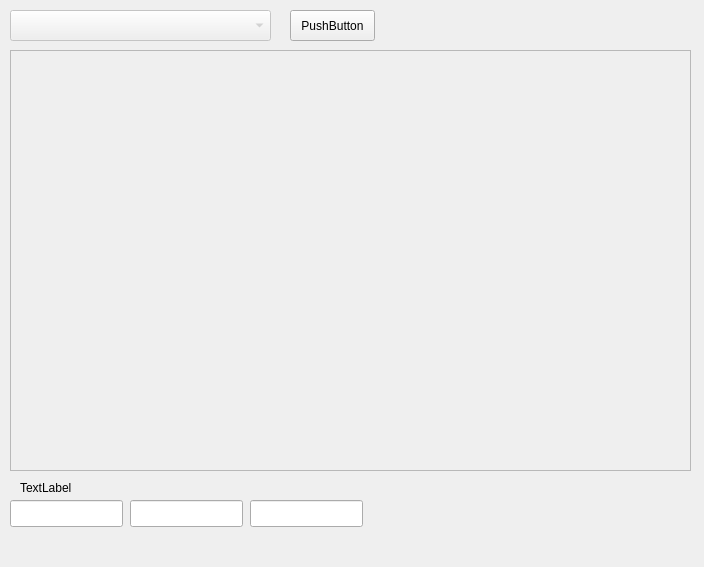
Above: mainwindow.ui from fordream/diplomio before the change. Below: the same form after it.
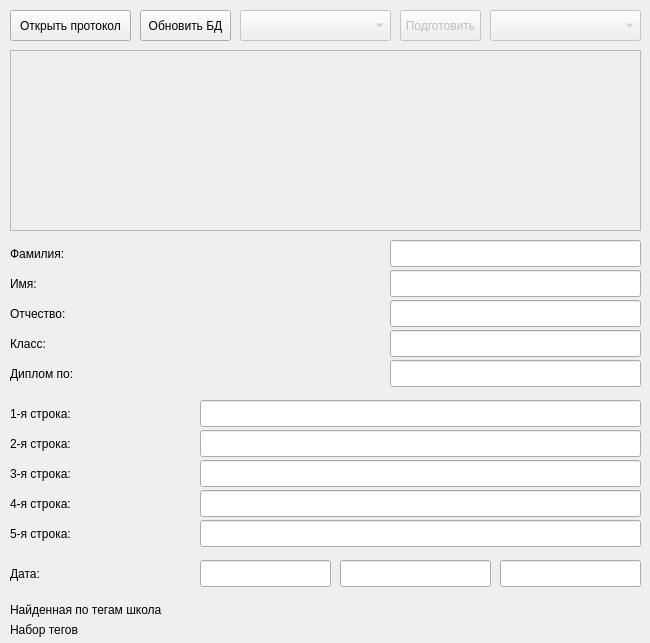
That is the form after the change.

What changed in the file:
```diff
--- a/mainwindow.ui
+++ b/mainwindow.ui
@@ -6,8 +6,8 @@
    <rect>
     <x>0</x>
     <y>0</y>
-    <width>704</width>
-    <height>567</height>
+    <width>650</width>
+    <height>643</height>
    </rect>
   </property>
   <property name="windowTitle">
@@ -20,23 +20,13 @@
     </property>
     <property name="geometry">
      <rect>
-      <x>10</x>
+      <x>240</x>
       <y>10</y>
-      <width>261</width>
+      <width>151</width>
       <height>31</height>
      </rect>
     </property>
    </widget>
-   <widget class="QLineEdit" name="lineEdit_3">
-    <property name="geometry">
-     <rect>
-      <x>250</x>
-      <y>500</y>
-      <width>113</width>
-      <height>27</height>
-     </rect>
-    </property>
-   </widget>
    <widget class="QListWidget" name="listWidget">
     <property name="enabled">
      <bool>false</bool>
@@ -45,55 +35,402 @@
      <rect>
       <x>10</x>
       <y>50</y>
-      <width>681</width>
-      <height>421</height>
+      <width>631</width>
+      <height>181</height>
      </rect>
     </property>
    </widget>
    <widget class="QPushButton" name="pushButton">
     <property name="geometry">
      <rect>
-      <x>290</x>
+      <x>10</x>
       <y>10</y>
-      <width>85</width>
+      <width>121</width>
       <height>31</height>
      </rect>
     </property>
     <property name="text">
-     <string>PushButton</string>
-    </property>
-   </widget>
-   <widget class="QLineEdit" name="lineEdit">
-    <property name="geometry">
-     <rect>
-      <x>10</x>
-      <y>500</y>
-      <width>113</width>
-      <height>27</height>
-     </rect>
-    </property>
-   </widget>
-   <widget class="QLineEdit" name="lineEdit_2">
-    <property name="geometry">
-     <rect>
-      <x>130</x>
-      <y>500</y>
-      <width>113</width>
-      <height>27</height>
-     </rect>
+     <string>Открыть протокол</string>
     </property>
    </widget>
    <widget class="QLabel" name="label">
     <property name="geometry">
      <rect>
-      <x>20</x>
-      <y>480</y>
-      <width>581</width>
-      <height>16</height>
+      <x>10</x>
+      <y>620</y>
+      <width>481</width>
+      <height>20</height>
      </rect>
     </property>
     <property name="text">
-     <string>TextLabel</string>
+     <string>Набор тегов</string>
+    </property>
+   </widget>
+   <widget class="QLabel" name="label_2">
+    <property name="geometry">
+     <rect>
+      <x>10</x>
+      <y>600</y>
+      <width>481</width>
+      <height>20</height>
+     </rect>
+    </property>
+    <property name="text">
+     <string>Найденная по тегам школа</string>
+    </property>
+   </widget>
+   <widget class="QComboBox" name="comboBox_2">
+    <property name="enabled">
+     <bool>false</bool>
+    </property>
+    <property name="geometry">
+     <rect>
+      <x>490</x>
+      <y>10</y>
+      <width>151</width>
+      <height>31</height>
+     </rect>
+    </property>
+   </widget>
+   <widget class="QLineEdit" name="lineEdit_2">
+    <property name="geometry">
+     <rect>
+      <x>390</x>
+      <y>270</y>
+      <width>251</width>
+      <height>27</height>
+     </rect>
+    </property>
+    <property name="readOnly">
+     <bool>true</bool>
+    </property>
+   </widget>
+   <widget class="QLabel" name="label_9">
+    <property name="geometry">
+     <rect>
+      <x>10</x>
+      <y>430</y>
+      <width>211</width>
+      <height>27</height>
+     </rect>
+    </property>
+    <property name="text">
+     <string>2-я строка:</string>
+    </property>
+   </widget>
+   <widget class="QLabel" name="label_7">
+    <property name="geometry">
+     <rect>
+      <x>10</x>
+      <y>400</y>
+      <width>141</width>
+      <height>27</height>
+     </rect>
+    </property>
+    <property name="text">
+     <string>1-я строка:</string>
+    </property>
+   </widget>
+   <widget class="QPushButton" name="pushButton_2">
+    <property name="enabled">
+     <bool>false</bool>
+    </property>
+    <property name="geometry">
+     <rect>
+      <x>400</x>
+      <y>10</y>
+      <width>81</width>
+      <height>31</height>
+     </rect>
+    </property>
+    <property name="text">
+     <string>Подготовить</string>
+    </property>
+   </widget>
+   <widget class="QLabel" name="label_6">
+    <property name="geometry">
+     <rect>
+      <x>10</x>
+      <y>330</y>
+      <width>211</width>
+      <height>27</height>
+     </rect>
+    </property>
+    <property name="text">
+     <string>Класс:</string>
+    </property>
+   </widget>
+   <widget class="QLineEdit" name="lineEdit_13">
+    <property name="geometry">
+     <rect>
+      <x>390</x>
+      <y>360</y>
+      <width>251</width>
+      <height>27</height>
+     </rect>
+    </property>
+    <property name="readOnly">
+     <bool>true</bool>
+    </property>
+   </widget>
+   <widget class="QLineEdit" name="lineEdit_9">
+    <property name="geometry">
+     <rect>
+      <x>200</x>
+      <y>520</y>
+      <width>441</width>
+      <height>27</height>
+     </rect>
+    </property>
+    <property name="readOnly">
+     <bool>true</bool>
+    </property>
+   </widget>
+   <widget class="QLabel" name="label_13">
+    <property name="geometry">
+     <rect>
+      <x>10</x>
+      <y>360</y>
+      <width>211</width>
+      <height>27</height>
+     </rect>
+    </property>
+    <property name="text">
+     <string>Диплом по:</string>
+    </property>
+   </widget>
+   <widget class="QLineEdit" name="lineEdit_7">
+    <property name="geometry">
+     <rect>
+      <x>200</x>
+      <y>460</y>
+      <width>441</width>
+      <height>27</height>
+     </rect>
+    </property>
+    <property name="readOnly">
+     <bool>true</bool>
+    </property>
+   </widget>
+   <widget class="QLabel" name="label_5">
+    <property name="geometry">
+     <rect>
+      <x>10</x>
+      <y>300</y>
+      <width>211</width>
+      <height>27</height>
+     </rect>
+    </property>
+    <property name="text">
+     <string>Отчество:</string>
+    </property>
+   </widget>
+   <widget class="QLineEdit" name="lineEdit_3">
+    <property name="geometry">
+     <rect>
+      <x>390</x>
+      <y>300</y>
+      <width>251</width>
+      <height>27</height>
+     </rect>
+    </property>
+    <property name="readOnly">
+     <bool>true</bool>
+    </property>
+   </widget>
+   <widget class="QLineEdit" name="lineEdit_11">
+    <property name="geometry">
+     <rect>
+      <x>340</x>
+      <y>560</y>
+      <width>151</width>
+      <height>27</height>
+     </rect>
+    </property>
+    <property name="readOnly">
+     <bool>true</bool>
+    </property>
+   </widget>
+   <widget class="QLineEdit" name="lineEdit_8">
+    <property name="geometry">
+     <rect>
+      <x>200</x>
+      <y>490</y>
+      <width>441</width>
+      <height>27</height>
+     </rect>
+    </property>
+    <property name="readOnly">
+     <bool>true</bool>
+    </property>
+   </widget>
+   <widget class="QLineEdit" name="lineEdit_6">
+    <property name="geometry">
+     <rect>
+      <x>200</x>
+      <y>430</y>
+      <width>441</width>
+      <height>27</height>
+     </rect>
+    </property>
+    <property name="readOnly">
+     <bool>true</bool>
+    </property>
+   </widget>
+   <widget class="QLineEdit" name="lineEdit">
+    <property name="geometry">
+     <rect>
+      <x>390</x>
+      <y>240</y>
+      <width>251</width>
+      <height>27</height>
+     </rect>
+    </property>
+    <property name="readOnly">
+     <bool>true</bool>
+    </property>
+   </widget>
+   <widget class="QLineEdit" name="lineEdit_4">
+    <property name="geometry">
+     <rect>
+      <x>390</x>
+      <y>330</y>
+      <width>251</width>
+      <height>27</height>
+     </rect>
+    </property>
+    <property name="readOnly">
+     <bool>true</bool>
+    </property>
+   </widget>
+   <widget class="QLineEdit" name="lineEdit_12">
+    <property name="geometry">
+     <rect>
+      <x>500</x>
+      <y>560</y>
+      <width>141</width>
+      <height>27</height>
+     </rect>
+    </property>
+    <property name="readOnly">
+     <bool>true</bool>
+    </property>
+   </widget>
+   <widget class="QLabel" name="label_11">
+    <property name="geometry">
+     <rect>
+      <x>10</x>
+      <y>520</y>
+      <width>211</width>
+      <height>27</height>
+     </rect>
+    </property>
+    <property name="text">
+     <string>5-я строка:</string>
+    </property>
+   </widget>
+   <widget class="QLabel" name="label_10">
+    <property name="geometry">
+     <rect>
+      <x>10</x>
+      <y>490</y>
+      <width>211</width>
+      <height>27</height>
+     </rect>
+    </property>
+    <property name="text">
+     <string>4-я строка:</string>
+    </property>
+   </widget>
+   <widget class="QLabel" name="label_8">
+    <property name="geometry">
+     <rect>
+      <x>10</x>
+      <y>460</y>
+      <width>211</width>
+      <height>27</height>
+     </rect>
+    </property>
+    <property name="text">
+     <string>3-я строка:</string>
+    </property>
+   </widget>
+   <widget class="QLabel" name="label_3">
+    <property name="geometry">
+     <rect>
+      <x>10</x>
+      <y>240</y>
+      <width>211</width>
+      <height>27</height>
+     </rect>
+    </property>
+    <property name="text">
+     <string>Фамилия:</string>
+    </property>
+   </widget>
+   <widget class="QLineEdit" name="lineEdit_5">
+    <property name="geometry">
+     <rect>
+      <x>200</x>
+      <y>400</y>
+      <width>441</width>
+      <height>27</height>
+     </rect>
+    </property>
+    <property name="readOnly">
+     <bool>true</bool>
+    </property>
+   </widget>
+   <widget class="QLabel" name="label_12">
+    <property name="geometry">
+     <rect>
+      <x>10</x>
+      <y>560</y>
+      <width>41</width>
+      <height>27</height>
+     </rect>
+    </property>
+    <property name="text">
+     <string>Дата:</string>
+    </property>
+   </widget>
+   <widget class="QLabel" name="label_4">
+    <property name="geometry">
+     <rect>
+      <x>10</x>
+      <y>270</y>
+      <width>211</width>
+      <height>27</height>
+     </rect>
+    </property>
+    <property name="text">
+     <string>Имя:</string>
+    </property>
+   </widget>
+   <widget class="QLineEdit" name="lineEdit_10">
+    <property name="geometry">
+     <rect>
+      <x>200</x>
+      <y>560</y>
+      <width>131</width>
+      <height>27</height>
+     </rect>
+    </property>
+    <property name="readOnly">
+     <bool>true</bool>
+    </property>
+   </widget>
+   <widget class="QPushButton" name="pushButton_3">
+    <property name="geometry">
+     <rect>
+      <x>140</x>
+      <y>10</y>
+      <width>91</width>
+      <height>31</height>
+     </rect>
+    </property>
+    <property name="text">
+     <string>Обновить БД</string>
     </property>
    </widget>
   </widget>
```
